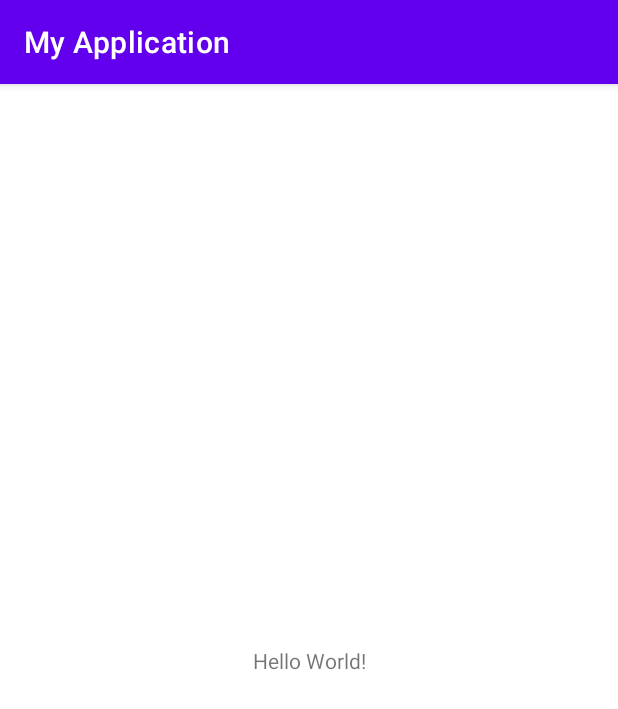
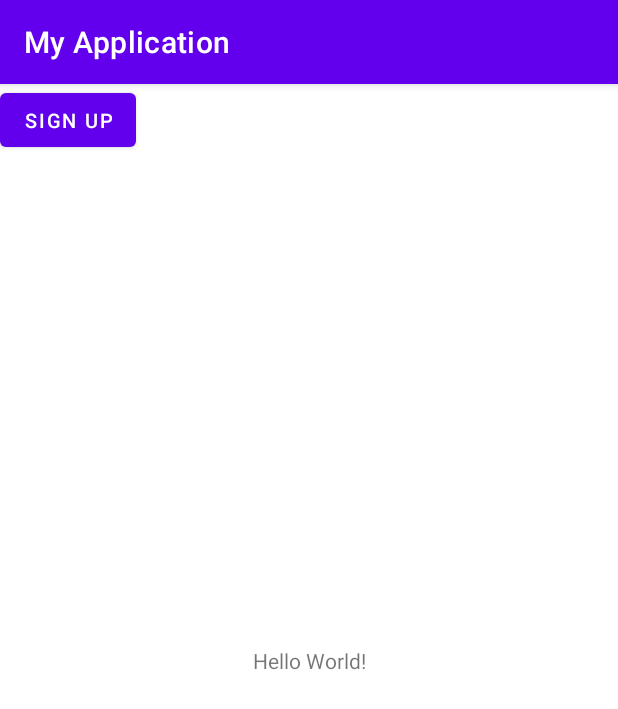
Before and after one commit to Renu11111/Capstoneproject, an Android app: the screen it shows after launch (MainActivity), on a phone screen of 412 x 824 dp. Shown: the top 709 px of the screen. Run offline under Robolectric (Android 15) with nearby library versions, the phone set to English and light mode, and no system bars.

Commit message:
applied button

```diff
--- a/app/build.gradle
+++ b/app/build.gradle
@@ -33,7 +33,7 @@ dependencies {
     implementation 'androidx.appcompat:appcompat:1.3.1'
     implementation 'com.google.android.material:material:1.4.0'
     implementation 'androidx.constraintlayout:constraintlayout:2.1.1'
-    testImplementation 'junit:junit:4.+'
+    testImplementation 'junit:junit:4.13.2'
     androidTestImplementation 'androidx.test.ext:junit:1.1.3'
     androidTestImplementation 'androidx.test.espresso:espresso-core:3.4.0'
 }
--- a/app/src/main/res/layout/activity_main.xml
+++ b/app/src/main/res/layout/activity_main.xml
@@ -5,6 +5,9 @@
     android:layout_width="match_parent"
     android:layout_height="match_parent"
     tools:context=".MainActivity">
+    <RelativeLayout
+        android:layout_width="match_parent"
+        android:layout_height="match_parent"/>
 
     <TextView
         android:layout_width="wrap_content"
@@ -14,5 +17,13 @@
         app:layout_constraintLeft_toLeftOf="parent"
         app:layout_constraintRight_toRightOf="parent"
         app:layout_constraintTop_toTopOf="parent" />
+    <Button
+        android:layout_width="wrap_content"
+        android:layout_height="wrap_content"
+        android:layout_marginTop="100dp"
+        android:textColor="@color/white"
+        android:text="Sign up"
+        android:textSize="13dp"
+        />
 
 </androidx.constraintlayout.widget.ConstraintLayout>
--- a/build.gradle
+++ b/build.gradle
@@ -5,7 +5,7 @@ buildscript {
         mavenCentral()
     }
     dependencies {
-        classpath "com.android.tools.build:gradle:4.2.1"
+        classpath 'com.android.tools.build:gradle:4.2.2'
 
         // NOTE: Do not place your application dependencies here; they belong
         // in the individual module build.gradle files
```
Also changed, not shown: 1 other file.
